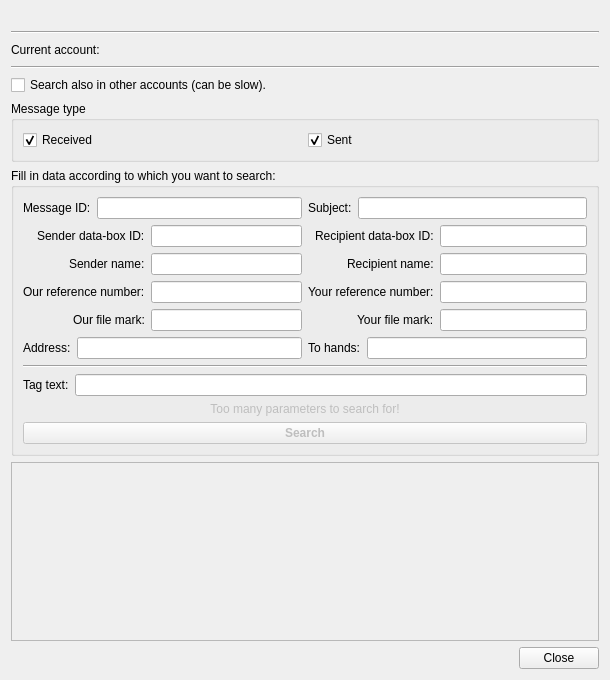
psakar/datovka, file src/gui/ui/dlg_msg_search.ui: the form before one commit.
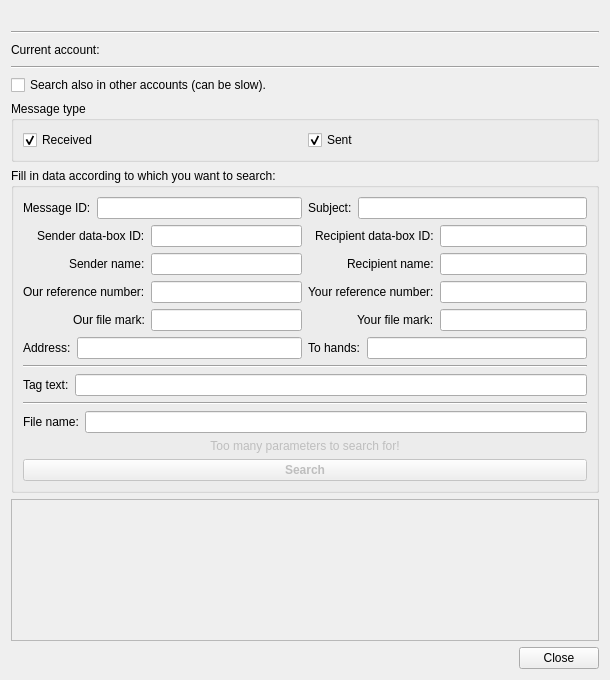
The form after the commit. Icons and pictures are not drawn. Custom widgets are drawn as their Qt base class.

Commit message: Added search by attachment name

What changed in the file:
```diff
--- a/src/gui/ui/dlg_msg_search.ui
+++ b/src/gui/ui/dlg_msg_search.ui
@@ -326,6 +326,27 @@
         </item>
        </layout>
       </item>
+      <item>
+       <widget class="Line" name="line_4">
+        <property name="orientation">
+         <enum>Qt::Horizontal</enum>
+        </property>
+       </widget>
+      </item>
+      <item>
+       <layout class="QHBoxLayout" name="h5">
+        <item>
+         <widget class="QLabel" name="fileNameLabel">
+          <property name="text">
+           <string>File name:</string>
+          </property>
+         </widget>
+        </item>
+        <item>
+         <widget class="QLineEdit" name="fileNameLine"/>
+        </item>
+       </layout>
+      </item>
       <item>
        <widget class="QLabel" name="tooManyFields">
         <property name="enabled">
```
The commit also changes 5 other files.
